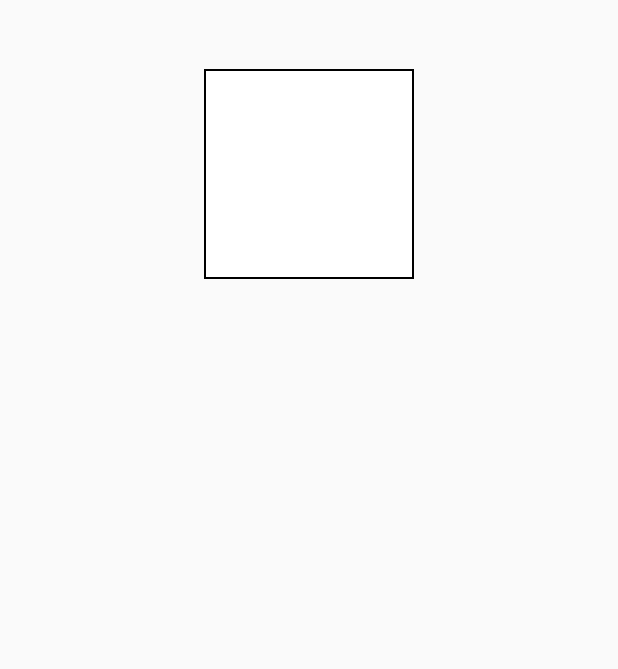
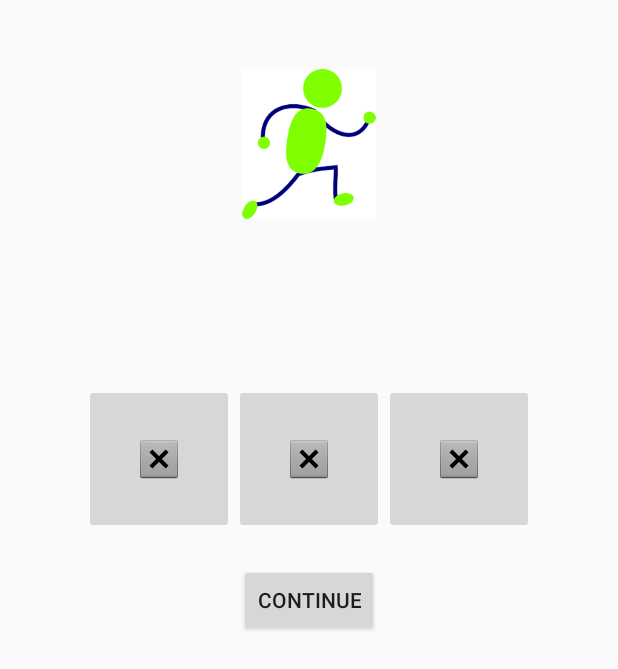
Before and after one commit to clickyclick/FriendshipRoyale, an Android app: the layout activity_island.xml on its own in the app's theme, with its tools: preview values and no code run, on a phone screen of 412 x 824 dp. Shown: the top 669 px of the screen. Run offline under Robolectric (Android 15) with nearby library versions, the phone set to English and light mode, and no system bars.

Commit message:
v0.1/Added basis for weapons, initial game phase

```diff
--- a/app/src/main/java/com/example/friendshiproyale/PlayerManager.java
+++ b/app/src/main/java/com/example/friendshiproyale/PlayerManager.java
@@ -2,6 +2,7 @@ package com.example.friendshiproyale;
 
 public class PlayerManager {
     private static Player player;
+    //TODO player locations
 
     public static void createPlayer(String name, boolean gender, int strength, int intellect, int charisma, int skill){
         player= new Player(name, gender, strength, intellect, charisma, skill);
--- a/app/src/main/java/com/example/friendshiproyale/TextValidation.java
+++ b/app/src/main/java/com/example/friendshiproyale/TextValidation.java
@@ -5,7 +5,7 @@ import android.text.TextWatcher;
 import android.widget.EditText;
 import android.widget.TextView;
 
-
+//TODO this class is not modular, add variables for limits and such
 public class TextValidation implements TextWatcher {
         private final TextView textView;
 
--- a/app/src/main/res/drawable/border.xml
+++ b/app/src/main/res/drawable/border.xml
@@ -1,6 +1,6 @@
 <?xml version="1.0" encoding="UTF-8"?>
 <shape xmlns:android="http://schemas.android.com/apk/res/android">
-    <solid android:color="#FFFFFF" />
+    <solid android:color="#123453" />
     <stroke android:width="1dp" android:color="#000000" />
     <padding android:left="1dp" android:top="1dp" android:right="1dp"
         android:bottom="1dp" />
--- a/app/src/main/res/layout/activity_island.xml
+++ b/app/src/main/res/layout/activity_island.xml
@@ -12,11 +12,56 @@
 
     <ImageView
         android:id="@+id/player"
-        android:layout_width="140dp"
-        android:layout_height="140dp"
+        android:layout_width="100dp"
+        android:layout_height="100dp"
         android:layout_alignParentTop="true"
         android:layout_centerHorizontal="true"
         android:layout_marginTop="30dp"
-        android:background="@drawable/player"
-        app:srcCompat="@drawable/border" />
+        android:src="@drawable/player"
+        android:contentDescription="player"
+       />
+
+    <TextView
+        android:id="@+id/diag"
+        android:layout_width="match_parent"
+        android:layout_height="100sp"
+        android:layout_below="@+id/player"
+        android:layout_marginTop="10dp"/>
+
+    <ImageButton
+        android:id="@+id/weapon1"
+        android:layout_width="100dp"
+        android:layout_height="100dp"
+        android:layout_below="@+id/diag"
+        android:layout_centerHorizontal="true"
+        app:srcCompat="@android:drawable/btn_dialog" />
+
+    <ImageButton
+        android:id="@+id/weapon2"
+        android:layout_width="100dp"
+        android:layout_height="100dp"
+        android:layout_below="@+id/diag"
+        android:layout_toRightOf="@+id/weapon1"
+        app:srcCompat="@android:drawable/btn_dialog"
+        android:layout_toEndOf="@+id/weapon1" />
+
+    <ImageButton
+        android:id="@+id/weapon3"
+        android:layout_width="100dp"
+        android:layout_height="100dp"
+        android:layout_below="@+id/diag"
+        android:layout_toLeftOf="@id/weapon1"
+        app:srcCompat="@android:drawable/btn_dialog"
+        android:layout_toStartOf="@id/weapon1" />
+
+    <Button
+        android:id="@+id/cont"
+        android:text="@string/cont"
+        android:layout_width="wrap_content"
+        android:layout_height="wrap_content"
+        android:layout_below="@id/weapon1"
+        android:layout_marginTop="20dp"
+        android:layout_centerHorizontal="true" />
+
+
 </RelativeLayout>
--- a/app/src/main/res/values/strings.xml
+++ b/app/src/main/res/values/strings.xml
@@ -4,4 +4,5 @@
     <string name="newGame">New Game</string>
     <string name="about">About</string>
     <string name="submit">Submit</string>
+    <string name="cont">Continue</string>
 </resources>
```
Also changed, not shown: app/src/main/AndroidManifest.xml (+4 -4 lines), app/src/main/java/com/example/friendshiproyale/NPCManager.java (+4 -3 lines), app/src/main/java/com/example/friendshiproyale/activities/IslandActivity.java (renamed from app/src/main/java/com/example/friendshiproyale/IslandActivity.java, +8 -1 lines), app/src/main/java/com/example/friendshiproyale/activities/MainActivity.java (renamed from app/src/main/java/com/example/friendshiproyale/MainActivity.java, +3 -4 lines), app/src/main/java/com/example/friendshiproyale/activities/NPCCreationActivity.java (renamed from app/src/main/java/com/example/friendshiproyale/NPCCreationActivity.java, +7 -2 lines), app/src/main/java/com/example/friendshiproyale/activities/NewGameActivity.java (renamed from app/src/main/java/com/example/friendshiproyale/NewGameActivity.java, +5 -5 lines), app/src/main/java/com/example/friendshiproyale/weapons/KitchenKnife.java (added, +11 -0 lines), app/src/main/java/com/example/friendshiproyale/weapons/MeleeWeapon.java (added, +14 -0 lines), app/src/main/java/com/example/friendshiproyale/weapons/RangedWeapon.java (added, +14 -0 lines), app/src/main/res/values/stringAwakening.xml (added, +9 -0 lines).
